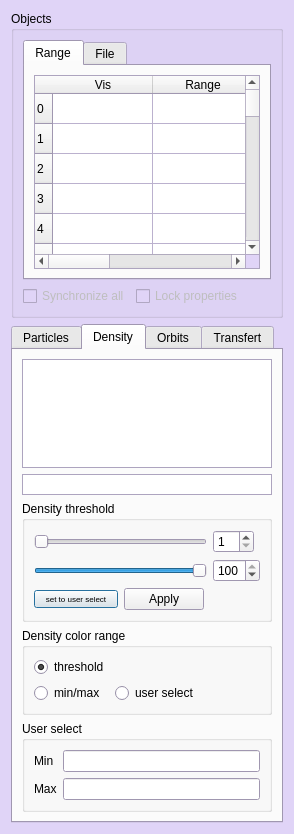
The window that usr/jcl/glnemo2/src/formobjectcontrol.ui (teuben/nemo) describes before a commit, drawn with Qt 5.
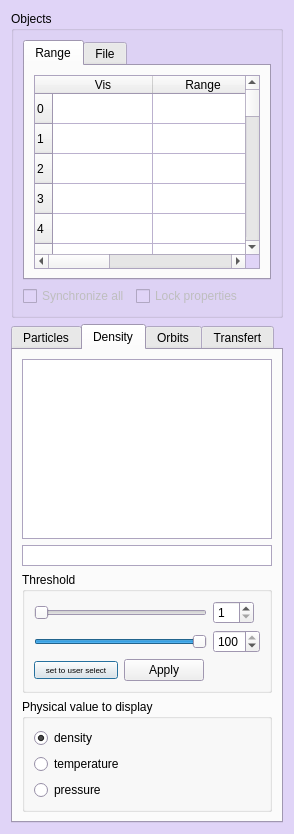
The same window after the commit. The open tabs and pages were chosen to show the change. Icons and pictures are not drawn.

Commit message: Experimental temperature display

```diff
--- a/usr/jcl/glnemo2/src/formobjectcontrol.ui
+++ b/usr/jcl/glnemo2/src/formobjectcontrol.ui
@@ -93,7 +93,7 @@
    <iconset>
     <normaloff>../../../../../../../../../../../../../../home/jcl/.designer/backup</normaloff>../../../../../../../../../../../../../../home/jcl/.designer/backup</iconset>
   </property>
-  <layout class="QGridLayout" name="gridLayout_7">
+  <layout class="QGridLayout" name="gridLayout_6">
    <item row="0" column="0">
     <widget class="QGroupBox" name="groupBox_3">
      <property name="sizePolicy">
@@ -882,7 +882,7 @@
       <attribute name="title">
        <string>Density</string>
       </attribute>
-      <layout class="QGridLayout" name="gridLayout_4">
+      <layout class="QGridLayout" name="gridLayout_5">
        <item row="0" column="0">
         <widget class="QGraphicsView" name="dens_histo_view">
          <property name="sizePolicy">
@@ -934,9 +934,9 @@
         </widget>
        </item>
        <item row="2" column="0">
-        <widget class="QGroupBox" name="dens_loc_box">
+        <widget class="QGroupBox" name="phys_threshold">
          <property name="title">
-          <string>Density threshold</string>
+          <string>Threshold</string>
          </property>
          <layout class="QGridLayout" name="gridLayout_2">
           <item row="0" column="0" colspan="2">
@@ -1061,16 +1061,13 @@
        <item row="3" column="0">
         <widget class="QGroupBox" name="groupBox_6">
          <property name="title">
-          <string>Density color range</string>
+          <string>Physical value to display</string>
          </property>
-         <layout class="QFormLayout" name="formLayout">
-          <property name="fieldGrowthPolicy">
-           <enum>QFormLayout::AllNonFixedFieldsGrow</enum>
-          </property>
+         <layout class="QGridLayout" name="gridLayout_4">
           <item row="0" column="0">
-           <widget class="QRadioButton" name="dens_loc_button">
+           <widget class="QRadioButton" name="dens_phys_radio">
             <property name="text">
-             <string>threshold</string>
+             <string>density</string>
             </property>
             <property name="checked">
              <bool>true</bool>
@@ -1078,51 +1075,22 @@
            </widget>
           </item>
           <item row="1" column="0">
-           <widget class="QRadioButton" name="dens_glob_button">
+           <widget class="QRadioButton" name="temp_phys_radio">
             <property name="text">
-             <string>min/max</string>
+             <string>temperature</string>
             </property>
-           </widget>
-          </item>
-          <item row="1" column="1">
-           <widget class="QRadioButton" name="dens_glob_button_2">
-            <property name="text">
-             <string>user select</string>
+            <property name="checked">
+             <bool>false</bool>
             </property>
            </widget>
           </item>
-         </layout>
-        </widget>
-       </item>
-       <item row="4" column="0">
-        <widget class="QGroupBox" name="dens_glob_box">
-         <property name="enabled">
-          <bool>true</bool>
-         </property>
-         <property name="title">
-          <string>User select</string>
-         </property>
-         <layout class="QGridLayout" name="gridLayout_6">
-          <item row="0" column="0">
-           <widget class="QLabel" name="label_9">
+          <item row="2" column="0">
+           <widget class="QRadioButton" name="pressure_phys_radio">
             <property name="text">
-             <string>Min</string>
+             <string>pressure</string>
             </property>
            </widget>
           </item>
-          <item row="0" column="1">
-           <widget class="QLineEdit" name="dens_min_user"/>
-          </item>
-          <item row="1" column="0">
-           <widget class="QLabel" name="label_10">
-            <property name="text">
-             <string>Max</string>
-            </property>
-           </widget>
-          </item>
-          <item row="1" column="1">
-           <widget class="QLineEdit" name="dens_max_user"/>
-          </item>
          </layout>
         </widget>
        </item>
```
Left out of the diff: 52 changed lines with no effect on the pictures. The commit also changes 26 other files.
